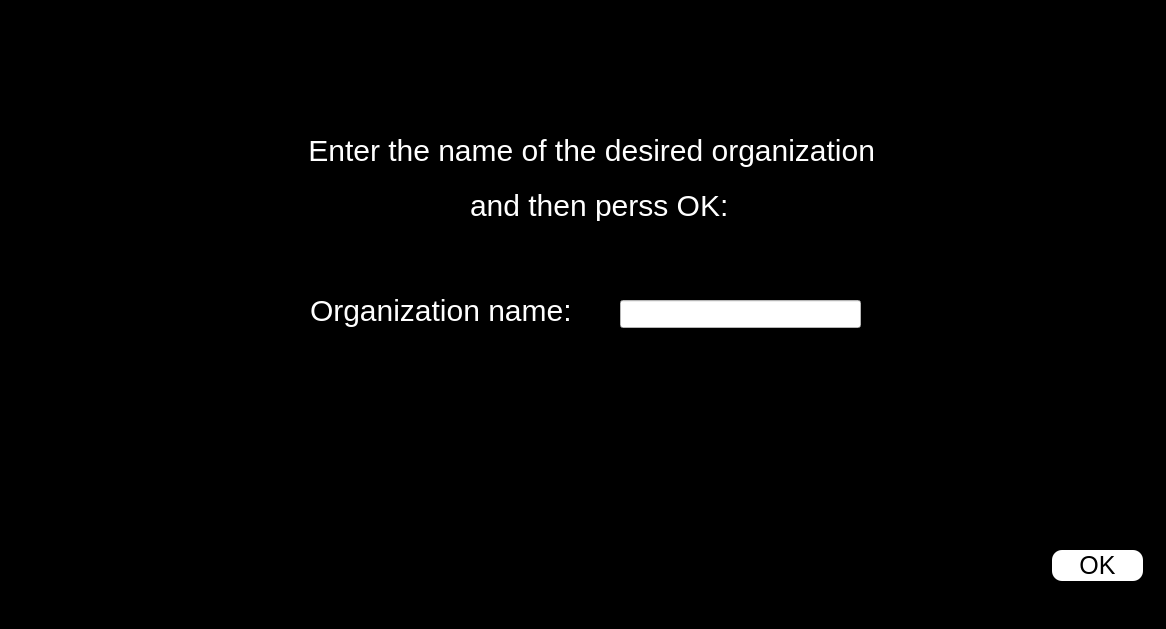
First picture: the form in enter/key_pass_organ.ui, repository Shayanrava/APproject, before the edit.
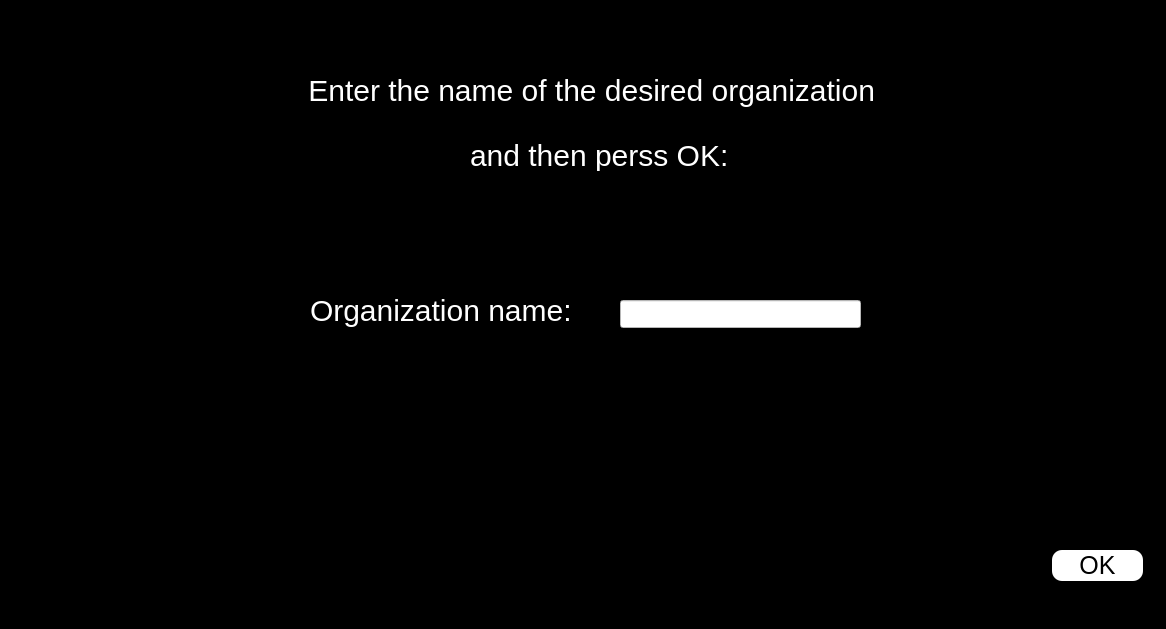
Second picture: the form after the edit.

Commit message: a little edition in key_pass ui

Diff of the .ui file:
```diff
--- a/enter/key_pass_organ.ui
+++ b/enter/key_pass_organ.ui
@@ -23,7 +23,7 @@
    <property name="geometry">
     <rect>
      <x>300</x>
-     <y>130</y>
+     <y>70</y>
      <width>591</width>
      <height>41</height>
     </rect>
@@ -63,7 +63,7 @@
    <property name="geometry">
     <rect>
      <x>470</x>
-     <y>190</y>
+     <y>140</y>
      <width>271</width>
      <height>31</height>
     </rect>
```
